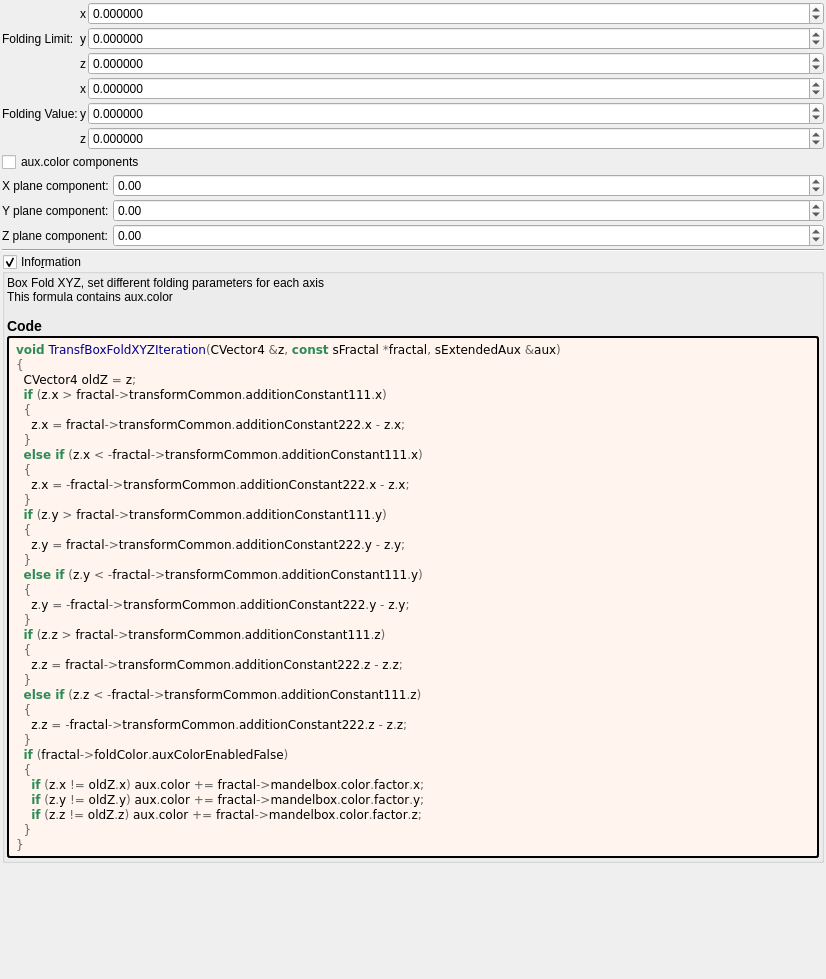
The window that mandelbulber2/formula/ui/fractal_transf_box_fold_xyz.ui (buddhi1980/mandelbulber2) describes before a commit, drawn with Qt 5.
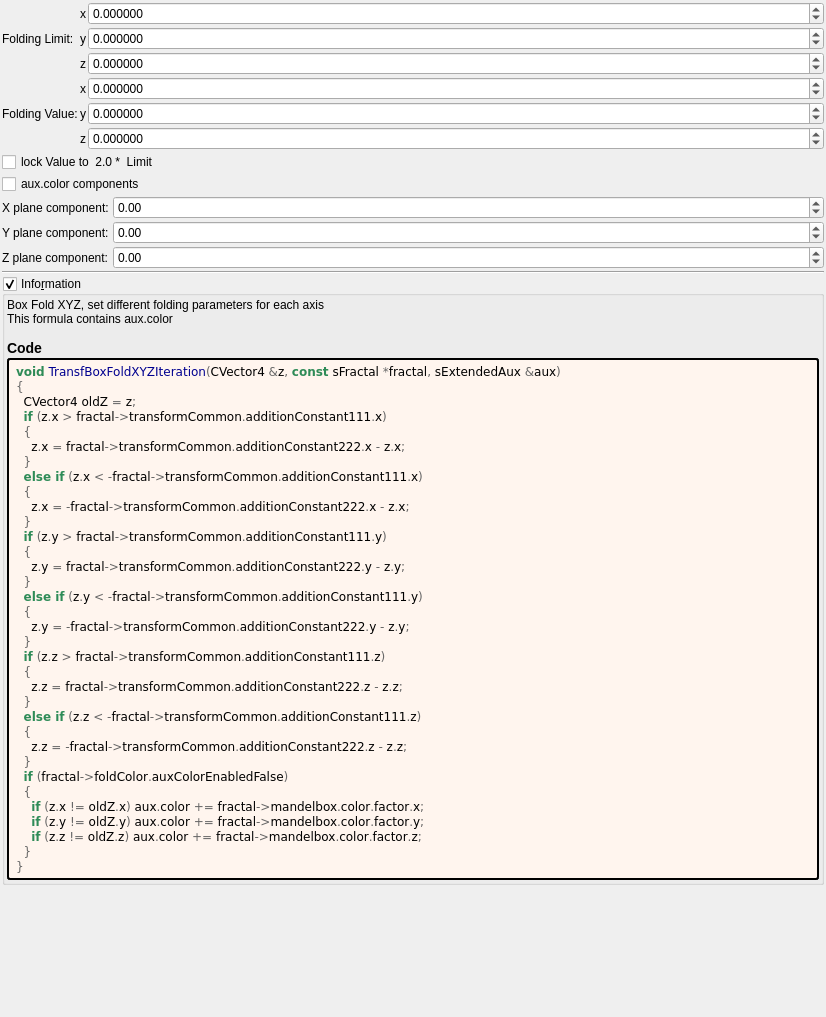
The same window after the commit. Custom widgets are drawn as their Qt base class.

Commit message: Add "lock value to 2 * limit"

The edit to the form file:
```diff
--- a/mandelbulber2/formula/ui/fractal_transf_box_fold_xyz.ui
+++ b/mandelbulber2/formula/ui/fractal_transf_box_fold_xyz.ui
@@ -7,7 +7,7 @@
     <x>0</x>
     <y>0</y>
     <width>826</width>
-    <height>979</height>
+    <height>1017</height>
    </rect>
   </property>
   <property name="windowTitle">
@@ -260,6 +260,13 @@
      </item>
     </layout>
    </item>
+   <item>
+    <widget class="QCheckBox" name="checkBox_transf_function_enabled_false">
+     <property name="text">
+      <string notr="true">lock Value to  2.0 *  Limit</string>
+     </property>
+    </widget>
+   </item>
    <item>
     <layout class="QGridLayout" name="gridLayout_13" columnstretch="0,0,1">
      <property name="spacing">
```
Left out of the diff: 53 changed lines with no effect on the pictures. The commit also changes 1 other file.
